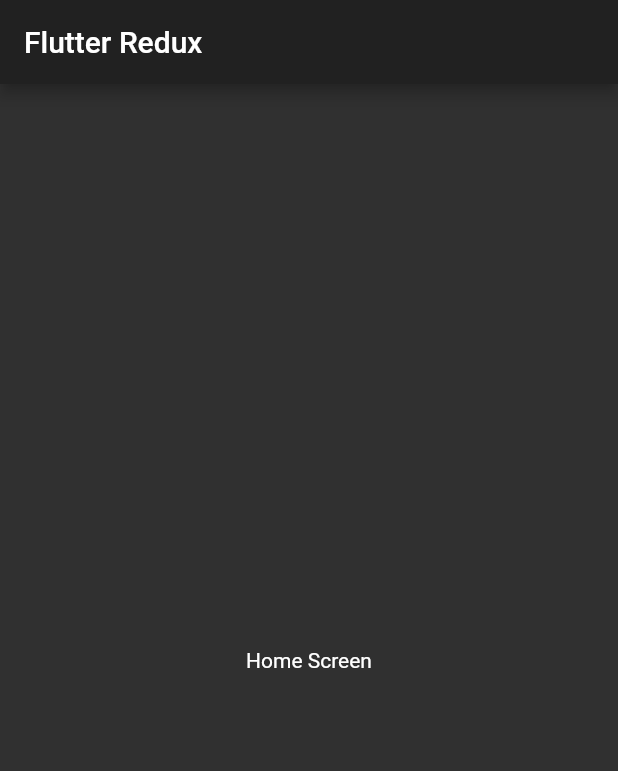
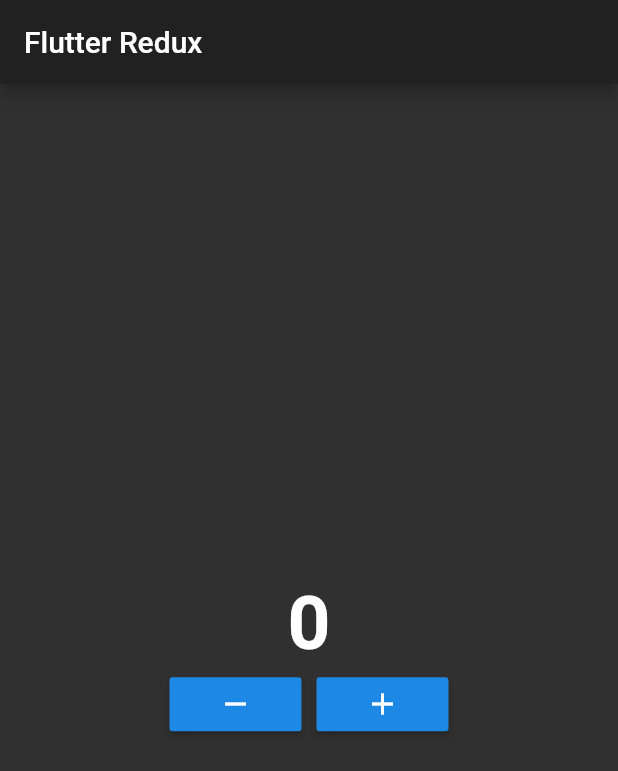
Before and after one commit to Miloshinjo/flutter-redux-example, a Flutter app: the screen it shows after launch, on a phone screen of 412 x 824 dp. Shown: the top 771 px of the screen. Run offline on Flutter 3.47's test engine with Material 2 defaults, Android fonts, the phone set to English and light mode, and no system bars.

Commit message:
add basic ui

```diff
--- a/lib/screens/home_screen.dart
+++ b/lib/screens/home_screen.dart
@@ -1,6 +1,7 @@
 import 'package:flutter/material.dart';
 
 class HomeScreen extends StatelessWidget {
+  final int counter = 0;
   @override
   Widget build(BuildContext context) {
     return Scaffold(
@@ -8,7 +9,41 @@ class HomeScreen extends StatelessWidget {
         title: Text('Flutter Redux'),
       ),
       body: Container(
-        child: Center(child: Text('Home Screen')),
+        width: double.infinity,
+        child: Column(
+          mainAxisSize: MainAxisSize.max,
+          mainAxisAlignment: MainAxisAlignment.center,
+          crossAxisAlignment: CrossAxisAlignment.center,
+          children: <Widget>[
+            Text(
+              counter.toString(),
+              style: TextStyle(
+                fontSize: 50.0,
+                fontWeight: FontWeight.w600,
+              ),
+            ),
+            Row(
+              mainAxisAlignment: MainAxisAlignment.center,
+              children: <Widget>[
+                RaisedButton(
+                  child: Icon(Icons.remove),
+                  onPressed: () {
+                    print('Decrement');
+                  },
+                ),
+                SizedBox(
+                  width: 10.0,
+                ),
+                RaisedButton(
+                  child: Icon(Icons.add),
+                  onPressed: () {
+                    print('Increment');
+                  },
+                ),
+              ],
+            )
+          ],
+        ),
       ),
     );
   }
--- a/pubspec.yaml
+++ b/pubspec.yaml
@@ -1,5 +1,5 @@
 name: flutter_redux_example
-description: A new Flutter project.
+description: Flutter Redux example as a simple counter app.
 
 version: 1.0.0+1
 
```
